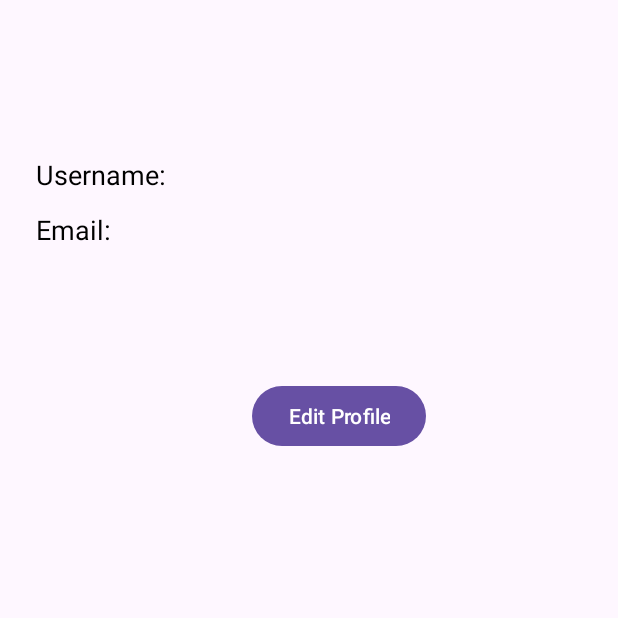
After one commit to nilanviduranga/Android-ToDo, an Android app: the UserInfoActivity screen opened directly, with no data from a screen before it, on a phone screen of 412 x 824 dp, the top half of it. The commit adds this screen. Run offline under Robolectric (Android 15) with nearby library versions, the phone set to English and light mode, and no system bars.

Commit message:
user info
user info view part

```diff
--- a/app/src/main/AndroidManifest.xml
+++ b/app/src/main/AndroidManifest.xml
@@ -12,6 +12,9 @@
         android:supportsRtl="true"
         android:theme="@style/Theme.ToDo"
         tools:targetApi="31">
+        <activity
+            android:name=".UserInfoActivity"
+            android:exported="false" />
         <activity
             android:name=".SignInActivity"
             android:exported="false" />
--- a/app/src/main/java/com/nvsoft/todo/MainActivity.java
+++ b/app/src/main/java/com/nvsoft/todo/MainActivity.java
@@ -16,6 +16,7 @@ import java.util.ArrayList;
 public class MainActivity extends AppCompatActivity {
 
     Button newTaskAdd;
+    Button userInfo;
 
     Button setting;
     ListView taskList;
@@ -29,6 +30,7 @@ public class MainActivity extends AppCompatActivity {
 
         newTaskAdd = findViewById(R.id.add_new_task_button);
         setting = findViewById(R.id.setting_button);
+        userInfo = findViewById(R.id.user_info_button);
         taskList = findViewById(R.id.taskListView);
 
         newTaskAdd.setOnClickListener(new View.OnClickListener() {
@@ -43,6 +45,14 @@ public class MainActivity extends AppCompatActivity {
             @Override
             public void onClick(View v) {
                 Intent intent = new Intent(MainActivity.this, SignInActivity.class);
+                startActivity(intent);
+            }
+        });
+
+        userInfo.setOnClickListener(new View.OnClickListener() {
+            @Override
+            public void onClick(View v) {
+                Intent intent = new Intent(MainActivity.this, UserInfoActivity.class);
                 startActivity(intent);
             }
         });
--- /dev/null
+++ b/app/src/main/java/com/nvsoft/todo/Session.java
@@ -0,0 +1,5 @@
+package com.nvsoft.todo;
+
+public class Session {
+    public static String username;
+}
--- a/app/src/main/java/com/nvsoft/todo/SignInActivity.java
+++ b/app/src/main/java/com/nvsoft/todo/SignInActivity.java
@@ -41,6 +41,7 @@ public class SignInActivity extends AppCompatActivity {
                 String username = userName.getText().toString();
                 String password = userPassword.getText().toString();
                 if (UserManager.validateUser(SignInActivity.this, username, password)) {
+                    Session.username = username;
                     Intent intent = new Intent(SignInActivity.this, MainActivity.class);
                     startActivity(intent);
                     finish();
--- /dev/null
+++ b/app/src/main/java/com/nvsoft/todo/UserInfoActivity.java
@@ -0,0 +1,36 @@
+package com.nvsoft.todo;
+
+import androidx.appcompat.app.AppCompatActivity;
+
+import android.app.AlertDialog;
+import android.os.Bundle;
+import android.widget.EditText;
+import android.widget.TextView;
+
+public class UserInfoActivity extends AppCompatActivity {
+
+    TextView userNameDisplay;
+    TextView userEmailDisplay;
+
+    @Override
+    protected void onCreate(Bundle savedInstanceState) {
+        super.onCreate(savedInstanceState);
+        setContentView(R.layout.activity_user_info);
+
+        // Assuming R.id.username_textview and R.id.email_textview are defined in activity_user_info layout
+        userNameDisplay = findViewById(R.id.username_textview);
+        userEmailDisplay = findViewById(R.id.email_textview);
+
+        // Get the username from Session or intent extras
+        String userName = Session.username; // Assuming Session.username holds the username
+
+        // Fetch the user's email using UserManager
+        String userEmail = UserManager.getUserEmail(UserInfoActivity.this, userName);
+
+        // Set values to TextViews
+        userNameDisplay.setText(userName);
+        userEmailDisplay.setText(userEmail);
+
+    }
+
+}
--- a/app/src/main/java/com/nvsoft/todo/UserManager.java
+++ b/app/src/main/java/com/nvsoft/todo/UserManager.java
@@ -52,4 +52,14 @@ public class UserManager {
         }
         return users;
     }
+    public static String getUserEmail(Context context, String username) {
+        HashMap<String, User> users = readData(context);
+        if (users.containsKey(username)) {
+            return users.get(username).getEmail();
+        } else {
+            return null; // or handle appropriately if user does not exist
+        }
+    }
+
+
 }
--- a/app/src/main/res/layout/activity_main.xml
+++ b/app/src/main/res/layout/activity_main.xml
@@ -50,4 +50,14 @@
         android:textColor="#0166FF"
         app:layout_constraintEnd_toEndOf="parent"
         app:layout_constraintTop_toTopOf="parent" />
+
+    <Button
+        android:id="@+id/user_info_button"
+        android:layout_width="wrap_content"
+        android:layout_height="wrap_content"
+        android:layout_marginStart="152dp"
+        android:layout_marginTop="24dp"
+        android:text="User Info"
+        app:layout_constraintStart_toStartOf="parent"
+        app:layout_constraintTop_toTopOf="parent" />
 </androidx.constraintlayout.widget.ConstraintLayout>
--- /dev/null
+++ b/app/src/main/res/layout/activity_user_info.xml
@@ -0,0 +1,71 @@
+<?xml version="1.0" encoding="utf-8"?>
+<androidx.constraintlayout.widget.ConstraintLayout xmlns:android="http://schemas.android.com/apk/res/android"
+    xmlns:app="http://schemas.android.com/apk/res-auto"
+    xmlns:tools="http://schemas.android.com/tools"
+    android:layout_width="match_parent"
+    android:layout_height="match_parent"
+    tools:context=".UserInfoActivity">
+
+    <TextView
+        android:id="@+id/username_textview"
+        android:layout_width="0dp"
+        android:layout_height="wrap_content"
+        android:layout_marginStart="16dp"
+        android:layout_marginTop="4dp"
+        android:layout_marginEnd="16dp"
+        android:textColor="#878787"
+        android:textSize="18sp"
+        app:layout_constraintEnd_toEndOf="parent"
+        app:layout_constraintHorizontal_bias="0.0"
+        app:layout_constraintStart_toEndOf="@id/username_label"
+        app:layout_constraintTop_toTopOf="@id/username_label" />
+
+    <TextView
+        android:id="@+id/username_label"
+        android:layout_width="wrap_content"
+        android:layout_height="wrap_content"
+        android:layout_marginStart="24dp"
+        android:layout_marginTop="104dp"
+        android:text="Username:"
+        android:textColor="#000000"
+        android:textSize="18sp"
+        app:layout_constraintStart_toStartOf="parent"
+        app:layout_constraintTop_toTopOf="parent" />
+
+    <TextView
+        android:id="@+id/email_label"
+        android:layout_width="wrap_content"
+        android:layout_height="wrap_content"
+        android:layout_marginStart="24dp"
+        android:layout_marginTop="12dp"
+        android:text="Email:"
+        android:textColor="#000000"
+        android:textSize="18sp"
+        app:layout_constraintStart_toStartOf="parent"
+        app:layout_constraintTop_toBottomOf="@id/username_label" />
+
+    <TextView
+        android:id="@+id/email_textview"
+        android:layout_width="0dp"
+        android:layout_height="wrap_content"
+        android:layout_marginStart="16dp"
+        android:layout_marginTop="4dp"
+        android:layout_marginEnd="16dp"
+        android:textColor="#878787"
+        android:textSize="18sp"
+        app:layout_constraintEnd_toEndOf="parent"
+        app:layout_constraintHorizontal_bias="0.0"
+        app:layout_constraintStart_toEndOf="@id/email_label"
+        app:layout_constraintTop_toTopOf="@id/email_label" />
+
+    <Button
+        android:id="@+id/edit_profile_button"
+        android:layout_width="wrap_content"
+        android:layout_height="wrap_content"
+        android:layout_marginTop="88dp"
+        android:layout_marginEnd="128dp"
+        android:text="Edit Profile"
+        app:layout_constraintEnd_toEndOf="parent"
+        app:layout_constraintTop_toBottomOf="@id/email_label" />
+
+</androidx.constraintlayout.widget.ConstraintLayout>
```
